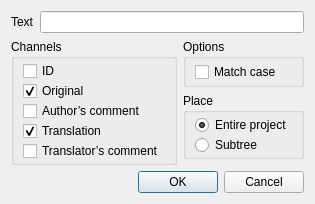
First picture: the form in UTranslator/FmFind.ui, repository Mercury13/utranslator, before the edit.
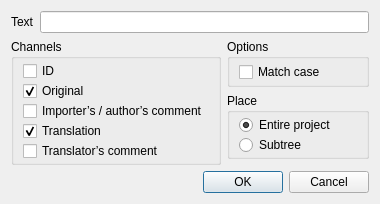
Second picture: the form after the edit.

Commit message: New channel: importer’s comment

```diff
--- a/UTranslator/FmFind.ui
+++ b/UTranslator/FmFind.ui
@@ -6,8 +6,8 @@
    <rect>
     <x>0</x>
     <y>0</y>
-    <width>305</width>
-    <height>193</height>
+    <width>380</width>
+    <height>197</height>
    </rect>
   </property>
   <property name="windowTitle">
@@ -68,7 +68,7 @@
         <item>
          <widget class="QCheckBox" name="chkChanAuthorsComment">
           <property name="text">
-           <string>Author’s comment</string>
+           <string>Importer’s / author’s comment</string>
           </property>
          </widget>
         </item>
```
Left out of the diff: 2 changed lines with no effect on the pictures. The commit also changes 6 other files.
